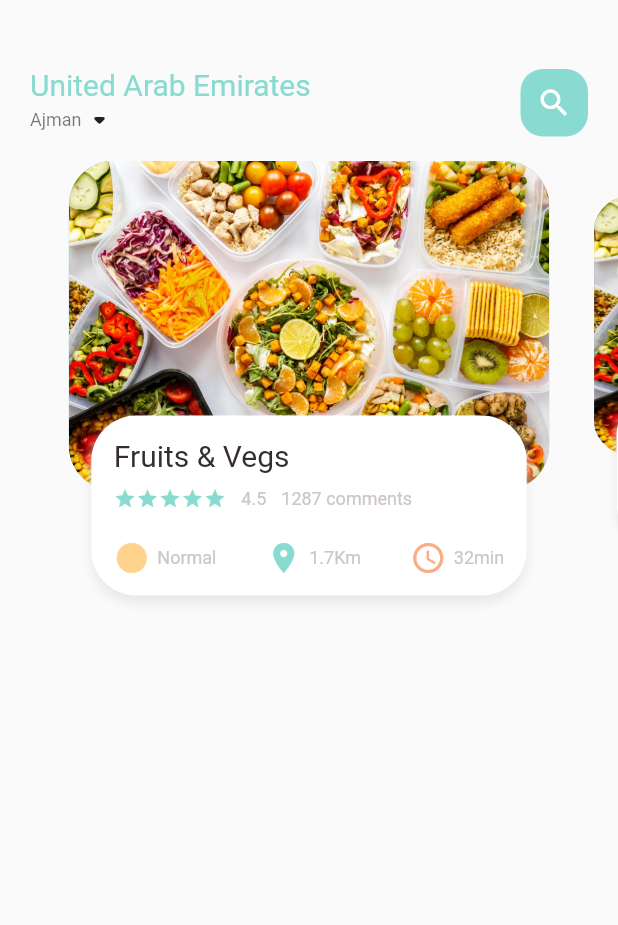
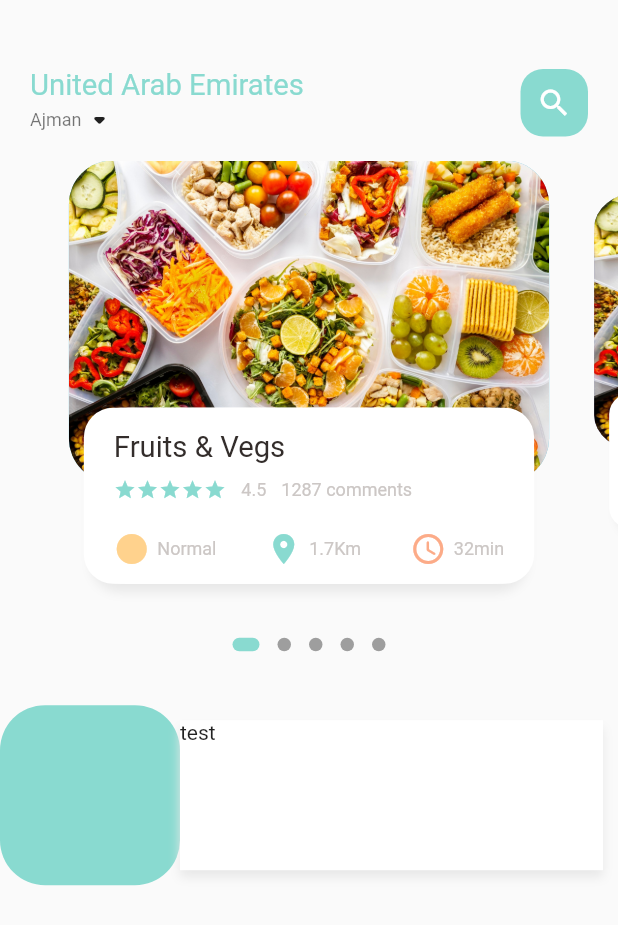
Before and after one commit to cyanrad/flutter-delivery-app, a Flutter app: the screen it shows after launch, on a phone screen of 412 x 824 dp. Shown: the top 925 px of the screen. Run offline on Flutter 3.47's test engine with Material 2 defaults, Android fonts, the phone set to English and light mode, and no system bars; drawn by our look-alikes of dots_indicator; our stand-ins replace get.

Commit message:
Added Dotindicator & dynamic sizes

```diff
--- a/lib/home/food_page_body.dart
+++ b/lib/home/food_page_body.dart
@@ -1,4 +1,6 @@
+import 'package:dots_indicator/dots_indicator.dart';
 import 'package:firebase_app/utils/colors.dart';
+import 'package:firebase_app/utils/diamentions.dart';
 import 'package:firebase_app/widgets/big_text.dart';
 import 'package:firebase_app/widgets/icon_and_text_widget.dart';
 import 'package:firebase_app/widgets/small_text.dart';
@@ -19,7 +21,7 @@ class _FoodPageBodyState extends State<FoodPageBody> {
   PageController pageController = PageController(viewportFraction: 0.85);
   double _currPageValue = 0.0;
   final double _scaleFactor = 0.8; // 80% of the panel original size
-  final double _height = 220; // size of the panel
+  final double _height = Diamensions.pageViewContainer; // size of the panel
 
   // >> getting the page value
   @override
@@ -44,14 +46,30 @@ class _FoodPageBodyState extends State<FoodPageBody> {
 
   @override
   Widget build(BuildContext context) {
-    return SizedBox(
-      height: 320,
+    return Column(
+      children: [
+        SizedBox(
+          height: Diamensions.pageView,
           child: PageView.builder(
               controller: pageController,
               itemCount: 5,
               itemBuilder: (context, position) {
                 return _buildPageItem(position);
               }),
+        ),
+        // the dot indicator below the panels
+        DotsIndicator(
+          dotsCount: 5,
+          position: _currPageValue,
+          decorator: DotsDecorator(
+            activeColor: AppColors.mainColor,
+            size: const Size.square(9.0),
+            activeSize: const Size(18.0, 9.0),
+            activeShape: RoundedRectangleBorder(
+                borderRadius: BorderRadius.circular(5.0)),
+          ),
+        ),
+      ],
     );
   }
 
@@ -109,7 +127,7 @@ class _FoodPageBodyState extends State<FoodPageBody> {
             height: _height, // height of a single panel
             margin: const EdgeInsets.only(left: 15, right: 15),
             decoration: BoxDecoration(
-              borderRadius: BorderRadius.circular(30),
+              borderRadius: BorderRadius.circular(Diamensions.radius30),
               // switching between color depending on panel index
               color: index.isEven
                   ? const Color(0xFF69c5df)
@@ -126,29 +144,32 @@ class _FoodPageBodyState extends State<FoodPageBody> {
             // pushes the widget to the bottom of the parent
             alignment: Alignment.bottomCenter,
             child: Container(
-              height: 120,
+              height: Diamensions.pageViewTextContainer,
               // bottom margin to control alignment
               margin: const EdgeInsets.only(left: 30, right: 30, bottom: 30),
               decoration: BoxDecoration(
-                borderRadius: BorderRadius.circular(30),
+                borderRadius: BorderRadius.circular(Diamensions.radius20),
                 color: Colors.white,
                 boxShadow: const [
                   BoxShadow(
                       color: Color(0xFFe8e8e8),
                       blurRadius: 5.0,
                       offset: Offset(0, 5)),
+                  BoxShadow(color: Colors.white, offset: Offset(-5, 0)),
+                  BoxShadow(color: Colors.white, offset: Offset(5, 0)),
                 ],
               ),
               // the stuff inside the white box
               child: Container(
                 // just for the padding
-                padding: const EdgeInsets.only(left: 15, top: 15, right: 15),
+                padding: EdgeInsets.only(
+                    left: 15, top: Diamensions.height15, right: 15),
                 child: Column(
                   crossAxisAlignment: CrossAxisAlignment.start,
                   children: [
                     // >> line 1: the box title
                     BigText(text: "Fruits & Vegs"),
-                    const SizedBox(height: 10),
+                    SizedBox(height: Diamensions.height10),
                     // >> line 2: stars and comment count
                     Row(
                       children: [
@@ -169,7 +190,7 @@ class _FoodPageBodyState extends State<FoodPageBody> {
                         SmallText(text: "1287 comments")
                       ],
                     ),
-                    const SizedBox(height: 20),
+                    SizedBox(height: Diamensions.height20),
                     // >> line 3: icons
                     Row(
                       mainAxisAlignment: MainAxisAlignment.spaceBetween,
--- a/lib/home/main_food_page.dart
+++ b/lib/home/main_food_page.dart
@@ -1,5 +1,6 @@
 import 'package:firebase_app/home/food_page_body.dart';
 import 'package:firebase_app/widgets/big_text.dart';
+import 'package:firebase_app/widgets/food_item.dart';
 import 'package:firebase_app/widgets/small_text.dart';
 import 'package:flutter/material.dart';
 import 'package:firebase_app/utils/colors.dart';
@@ -15,12 +16,11 @@ class MainFoodPage extends StatefulWidget {
 class _MainFoodPageState extends State<MainFoodPage> {
   @override
   Widget build(BuildContext context) {
-    // upper body of the application
     return Scaffold(
       // >> wrapping with a column so the buttons and widgets start from the top
       body: Column(
         children: [
-          // >> upper search bar
+          // >> upper search & country bar
           Container(
             // spacing out between the bar and other components
             margin: const EdgeInsets.only(top: 45, bottom: 15),
@@ -60,7 +60,9 @@ class _MainFoodPageState extends State<MainFoodPage> {
             ),
           ),
           // >> the sliding panel page
-          FoodPageBody()
+          const FoodPageBody(),
+          const SizedBox(height: 30),
+          FoodItem(name: "test", type: "test", distance: 1.2, duration: 50),
         ],
       ),
     );
--- a/lib/main.dart
+++ b/lib/main.dart
@@ -1,4 +1,5 @@
 import 'package:flutter/material.dart';
+import 'package:get/get.dart';
 import 'home/main_food_page.dart';
 
 void main() {
@@ -10,7 +11,7 @@ class MyApp extends StatelessWidget {
 
   @override
   Widget build(BuildContext context) {
-    return MaterialApp(
+    return GetMaterialApp(
       debugShowCheckedModeBanner: false,
       title: 'Flutter Delivery App',
       theme: ThemeData(
--- /dev/null
+++ b/lib/utils/diamentions.dart
@@ -0,0 +1,19 @@
+import 'package:get/get.dart';
+
+class Diamensions {
+  static double screenWidth = Get.context!.width;
+  static double screenHeight = Get.context!.height;
+
+  static double pageViewContainer = screenHeight / 3.84;
+  static double pageViewTextContainer = screenHeight / 7.03;
+  static double pageView = screenHeight / 2.64;
+
+  static double height10 = screenHeight / 84.4;
+  static double height15 = screenHeight / 56.27;
+  static double height20 = screenHeight / 42.2;
+
+  static double font20 = screenHeight / 42.2;
+
+  static double radius30 = screenHeight / 28.13;
+  static double radius20 = screenHeight / 42.2;
+}
--- a/lib/widgets/big_text.dart
+++ b/lib/widgets/big_text.dart
@@ -1,3 +1,4 @@
+import 'package:firebase_app/utils/diamentions.dart';
 import 'package:flutter/material.dart';
 
 class BigText extends StatelessWidget {
@@ -10,7 +11,7 @@ class BigText extends StatelessWidget {
     Key? key,
     this.color = const Color(0xFF332d2b),
     required this.text,
-    this.size = 20,
+    this.size = 0, // default size is zero, pass here
     this.overFlow = TextOverflow.ellipsis,
   }) : super(key: key);
 
@@ -24,7 +25,7 @@ class BigText extends StatelessWidget {
           color: color,
           fontWeight: FontWeight.w400,
           fontFamily: 'Roboto',
-          fontSize: size),
+          fontSize: size == 0 ? Diamensions.font20 : size),
     );
   }
 }
--- /dev/null
+++ b/lib/widgets/food_item.dart
@@ -0,0 +1,49 @@
+import 'package:firebase_app/utils/colors.dart';
+import 'package:flutter/material.dart';
+
+class FoodItem extends StatelessWidget {
+  String name;
+  String? subText;
+  String type;
+  double distance;
+  int duration;
+
+  FoodItem(
+      {super.key,
+      required this.name,
+      this.subText,
+      required this.type,
+      required this.distance,
+      required this.duration});
+
+  @override
+  Widget build(BuildContext context) {
+    return Row(
+      mainAxisAlignment: MainAxisAlignment.start,
+      children: [
+        Container(
+          width: 120,
+          height: 120,
+          decoration: BoxDecoration(
+            borderRadius: BorderRadius.circular(30),
+            color: AppColors.mainColor,
+          ),
+        ),
+        Container(
+          height: 100,
+          width: MediaQuery.of(context).size.width - 130,
+          decoration: const BoxDecoration(
+            color: Colors.white,
+            boxShadow: [
+              BoxShadow(
+                  color: Color(0xFFe8e8e8),
+                  blurRadius: 5.0,
+                  offset: Offset(0, 5)),
+            ],
+          ),
+          child: const Text("test"),
+        ),
+      ],
+    );
+  }
+}
--- a/pubspec.yaml
+++ b/pubspec.yaml
@@ -29,6 +29,8 @@ environment:
 dependencies:
   flutter:
     sdk: flutter
+  get: ^4.1.4
+  dots_indicator: ^2.0.0
 
 
   # The following adds the Cupertino Icons font to your application.
```
Also changed, not shown: assets/image/food2.jpg (added), pubspec.lock. Lines whose indentation alone changed are shown as unchanged.
